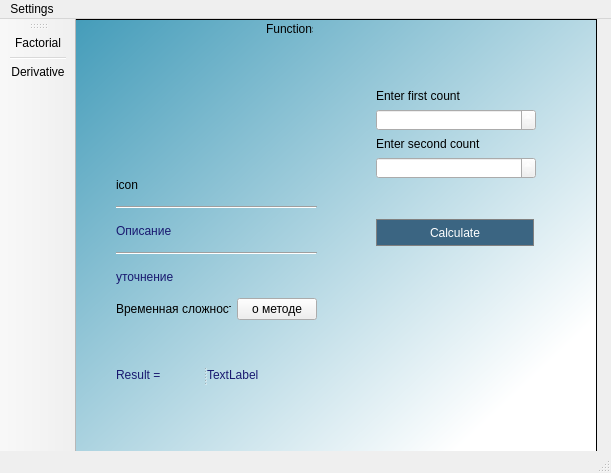
This is function.ui in Sapfir0/QT_PROJECT as Qt 5 draws it before an edit. The edited form follows.
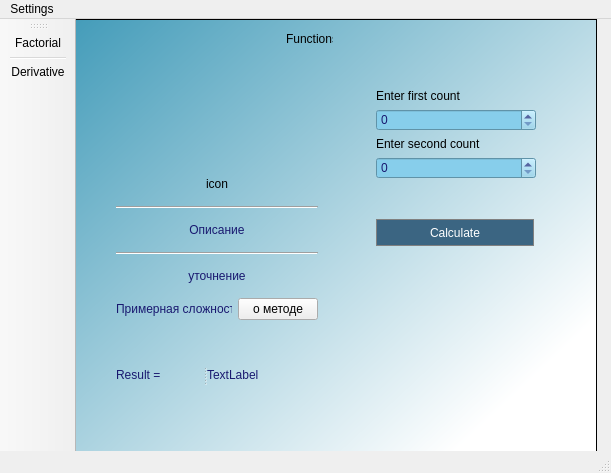
This is the edited form. Icons and pictures are not drawn.

Patch:
```diff
--- a/function.ui
+++ b/function.ui
@@ -17,8 +17,8 @@
    <widget class="QLabel" name="label">
     <property name="geometry">
      <rect>
-      <x>190</x>
-      <y>0</y>
+      <x>210</x>
+      <y>10</y>
       <width>47</width>
       <height>20</height>
      </rect>
@@ -106,7 +106,7 @@
      <rect>
       <x>40</x>
       <y>150</y>
-      <width>201</width>
+      <width>202</width>
       <height>151</height>
      </rect>
     </property>
@@ -114,7 +114,7 @@
      <item>
       <widget class="QLabel" name="image">
        <property name="text">
-        <string>icon</string>
+        <string>&lt;html&gt;&lt;head/&gt;&lt;body&gt;&lt;p align=&quot;center&quot;&gt;icon&lt;/p&gt;&lt;/body&gt;&lt;/html&gt;</string>
        </property>
       </widget>
      </item>
@@ -128,10 +128,11 @@
      <item>
       <widget class="QLabel" name="description">
        <property name="styleSheet">
-        <string notr="true">color: MidnightBlue;</string>
+        <string notr="true">color: MidnightBlue;
+    text-align: center;</string>
        </property>
        <property name="text">
-        <string>Описание</string>
+        <string>&lt;html&gt;&lt;head/&gt;&lt;body&gt;&lt;p align=&quot;center&quot;&gt;Описание&lt;/p&gt;&lt;/body&gt;&lt;/html&gt;</string>
        </property>
       </widget>
      </item>
@@ -148,7 +149,7 @@
         <string notr="true">color: MidnightBlue;</string>
        </property>
        <property name="text">
-        <string>уточнение</string>
+        <string>&lt;html&gt;&lt;head/&gt;&lt;body&gt;&lt;p align=&quot;center&quot;&gt;уточнение&lt;/p&gt;&lt;/body&gt;&lt;/html&gt;</string>
        </property>
       </widget>
      </item>
@@ -156,8 +157,11 @@
       <layout class="QHBoxLayout" name="horizontalLayout">
        <item>
         <widget class="QLabel" name="label_6">
+         <property name="styleSheet">
+          <string notr="true">color: MidnightBlue;</string>
+         </property>
          <property name="text">
-          <string>Временная сложность</string>
+          <string>Примерная сложность</string>
          </property>
         </widget>
        </item>
@@ -198,11 +202,9 @@
         <bool>true</bool>
        </property>
        <property name="styleSheet">
-        <string notr="true">QLabel {
-  color: white; 
-}
-QSpinBox {
-color: white;
+        <string notr="true">QSpinBox {
+color: MidnightBlue;
+background-color: skyblue;
 }
 
 </string>
@@ -229,8 +231,10 @@
       <widget class="QSpinBox" name="second_count">
        <property name="styleSheet">
         <string notr="true">QSpinBox {
-color: white;
+color: MidnightBlue;
+background-color: skyblue;
 }
+
 </string>
        </property>
       </widget>
```
Left out of the diff: 2 changed lines with no effect on the pictures.
